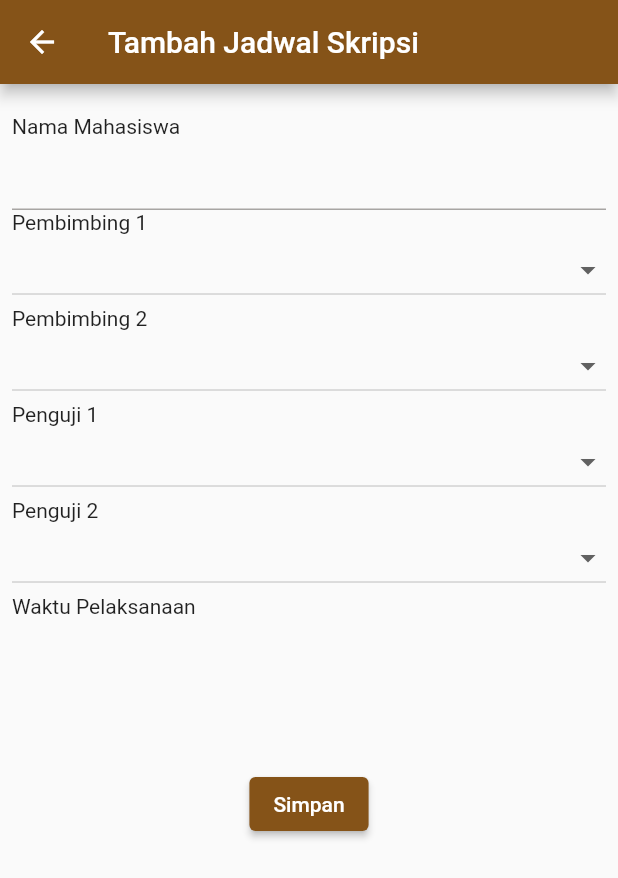
After one commit to mohammadzarkasi/flutter-inixindo-2024, a Flutter app: the screen it shows after launch, after a tap on "Dropdown", on a phone screen of 412 x 824 dp. The commit adds this screen. Shown: the top 878 px of the screen. Run offline on Flutter 3.47's test engine with Material 3 defaults, Android fonts, the phone set to English and light mode, and no system bars.

Commit message:
form tambah jadwal skripsi

```diff
--- a/lib/MainMenuPage.dart
+++ b/lib/MainMenuPage.dart
@@ -1,6 +1,7 @@
 import 'package:flutter/material.dart';
 import 'package:inixindo/DaftarJadwalSkripsi.dart';
 import 'package:inixindo/GaleriPage.dart';
+import 'package:inixindo/TambahJadwalSkripsi.dart';
 
 class MainMenuPage extends StatelessWidget {
   const MainMenuPage({super.key});
@@ -41,6 +42,11 @@ class MainMenuPage extends StatelessWidget {
             child: ListTile(
               title: Text('Dropdown'),
               subtitle: Text('Menambah Jadwal Skripsi'),
+              onTap: (){
+                Navigator.of(context).push(MaterialPageRoute(builder: (ctx){
+                  return TambahJadwalSkripsiPage();
+                }));
+              },
             ),
           ),
         ],
--- /dev/null
+++ b/lib/TambahJadwalSkripsi.dart
@@ -0,0 +1,131 @@
+import 'package:flutter/material.dart';
+
+class Dosen {
+  String nama;
+  Dosen({required this.nama});
+}
+
+class TambahJadwalSkripsiPage extends StatefulWidget {
+  TambahJadwalSkripsiPage({super.key});
+
+  @override
+  State<TambahJadwalSkripsiPage> createState() =>
+      _TambahJadwalSkripsiPageState();
+}
+
+class _TambahJadwalSkripsiPageState extends State<TambahJadwalSkripsiPage> {
+  List<Dosen> _listDosen = [
+    Dosen(nama: 'Priza'),
+    Dosen(nama: 'Dwi Wijonarko'),
+    Dosen(nama: 'Gama'),
+    Dosen(nama: 'Diah'),
+    Dosen(nama: 'Gayatri'),
+    Dosen(nama: 'Harry'),
+    Dosen(nama: 'Anang'),
+  ];
+
+  String? pembimbing1;
+  String? pembimbing2;
+  String? penguji1;
+  String? penguji2;
+
+  @override
+  Widget build(BuildContext context) {
+    return Scaffold(
+      appBar: AppBar(
+        title: Text('Tambah Jadwal Skripsi'),
+      ),
+      body: SingleChildScrollView(
+        child: Container(
+          padding: EdgeInsets.symmetric(horizontal: 8),
+          child: Column(
+            children: [
+              SizedBox(height: 20),
+              SizedBox(
+                child: Text('Nama Mahasiswa'),
+                width: double.infinity,
+              ),
+              TextFormField(),
+              SizedBox(
+                child: Text('Pembimbing 1'),
+                width: double.infinity,
+              ),
+              buildDropdownDosen(
+                  listDosen: _listDosen,
+                  value: pembimbing1,
+                  onChange: (v) {
+                    print('Pembimbing 1: $v');
+                    setState(() {
+                      pembimbing1 = v;
+                    });
+                  }),
+              SizedBox(
+                child: Text('Pembimbing 2'),
+                width: double.infinity,
+              ),
+              buildDropdownDosen(
+                  listDosen: _listDosen,
+                  value: pembimbing2,
+                  onChange: (v) {
+                    print('Pembimbing 2: $v');
+                    setState(() {
+                      pembimbing2 = v;
+                    });
+                  }),
+              SizedBox(
+                child: Text('Penguji 1'),
+                width: double.infinity,
+              ),
+              buildDropdownDosen(
+                  listDosen: _listDosen,
+                  value: penguji1,
+                  onChange: (v) {
+                    print('Penguji 1: $v');
+                    setState(() {
+                      penguji1 = v;
+                    });
+                  }),
+              SizedBox(
+                child: Text('Penguji 2'),
+                width: double.infinity,
+              ),
+              buildDropdownDosen(
+                  listDosen: _listDosen,
+                  value: penguji2,
+                  onChange: (v) {
+                    print('Penguji 2: $v');
+                    setState(() {
+                      penguji2 = v;
+                    });
+                  }),
+              SizedBox(
+                child: Text('Waktu Pelaksanaan'),
+                width: double.infinity,
+              ),
+              SizedBox(height: 100),
+              ElevatedButton(onPressed: () {}, child: Text('Simpan')),
+            ],
+          ),
+        ),
+      ),
+    );
+  }
+
+  Widget buildDropdownDosen(
+      {required List<Dosen> listDosen,
+      required Function(String v) onChange,
+      required String? value}) {
+    return DropdownButton(
+        value: value,
+        isExpanded: true,
+        items: listDosen.map((d) {
+          return DropdownMenuItem(
+            child: Text(d.nama),
+            value: d.nama,
+          );
+        }).toList(),
+        onChanged: (v) {
+          onChange(v.toString());
+        });
+  }
+}
```
